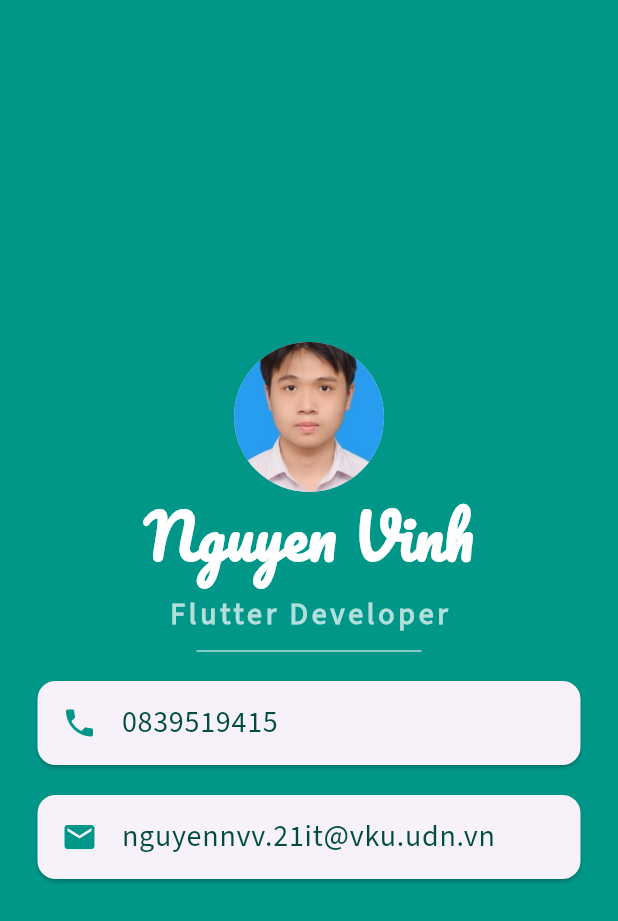
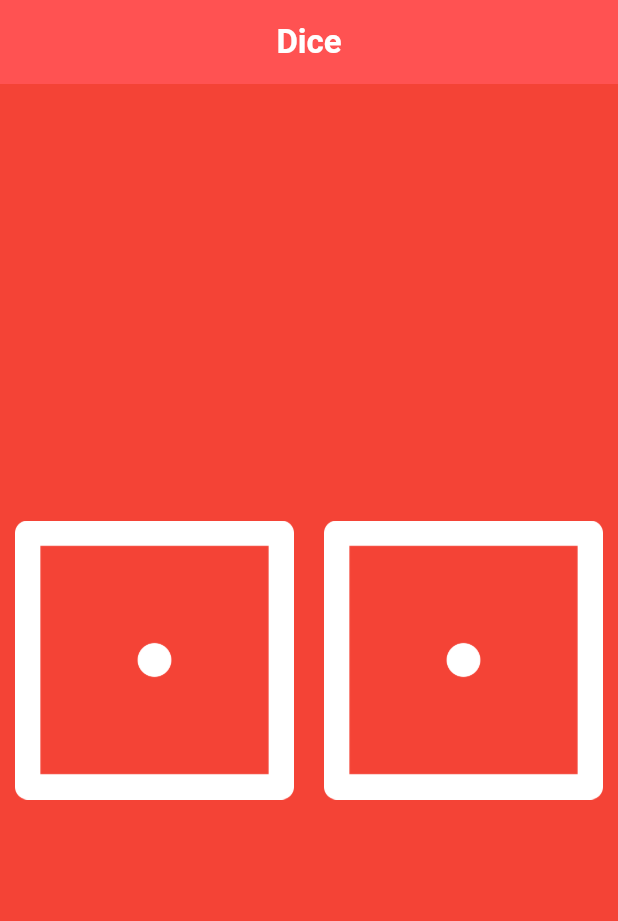
Before and after one commit to nguyenv14/Flutter_LAB_VKU, a Flutter app: the screen it shows after launch, on a phone screen of 412 x 824 dp. Shown: the top 921 px of the screen. Run offline on Flutter 3.47's test engine with Material 3 defaults, Android fonts, the light colour scheme and no system bars.

Commit message:
LAB 3 VKU

```diff
--- a/lib/main.dart
+++ b/lib/main.dart
@@ -1,3 +1,5 @@
+import 'dart:math';
+
 import 'package:flutter/material.dart';
 
 void main() {
@@ -12,93 +14,63 @@ class MyApp extends StatelessWidget {
   Widget build(BuildContext context) {
     return MaterialApp(
       debugShowCheckedModeBanner: false,
-      home: const MiCartScreen(),
-    );
-  }
-}
-
-class MiCartScreen extends StatefulWidget {
-  const MiCartScreen({super.key});
-
-  @override
-  State<MiCartScreen> createState() => _MiCartScreenState();
-}
-
-class _MiCartScreenState extends State<MiCartScreen> {
-  @override
-  Widget build(BuildContext context) {
-    return Scaffold(
-      backgroundColor: Colors.teal,
-      body: SafeArea(
-        child: Column(
-          mainAxisAlignment: MainAxisAlignment.center,
-          children: [
-            CircleAvatar(
-              radius: 50,
-              backgroundImage: AssetImage('images/me_sv.jpg'),
-            ),
-            Text(
-              "Nguyen Vinh",
-              style: TextStyle(
-                  fontFamily: 'Pacifico',
-                  fontSize: 40,
-                  color: Colors.white,
-                  fontWeight: FontWeight.bold),
-            ),
-            SizedBox(
-              height: 10,
-            ),
-            Text(
-              "Flutter Developer",
-              style: TextStyle(
-                  fontFamily: 'Source Sans 3',
-                  fontSize: 20,
-                  letterSpacing: 2.5,
-                  fontWeight: FontWeight.bold,
-                  color: Colors.teal.shade100),
-            ),
-            SizedBox(
-              height: 20,
-              width: 150,
-              child: Divider(
-                color: Colors.teal.shade100,
-              ),
-            ),
-            Card(
-              margin: EdgeInsets.symmetric(vertical: 10, horizontal: 25),
-              child: ListTile(
-                leading: Icon(
-                  Icons.phone,
-                  color: Colors.teal,
-                ),
-                title: Text(
-                  '0839519415',
-                  style: TextStyle(
-                      fontFamily: 'Source Sans 3',
-                      fontSize: 20,
-                      color: Colors.teal.shade900),
-                ),
-              ),
-            ),
-            Card(
-              margin: EdgeInsets.symmetric(vertical: 10, horizontal: 25),
-              child: ListTile(
-                leading: Icon(
-                  Icons.mail,
-                  color: Colors.teal,
-                ),
-                title: Text(
-                  'nguyennvv.21it@vku.udn.vn',
-                  style: TextStyle(
-                      fontFamily: 'Source Sans 3',
-                      fontSize: 20,
-                      color: Colors.teal.shade900),
-                ),
-              ),
-            )
-          ],
+      home: Scaffold(
+        appBar: AppBar(
+          backgroundColor: Colors.redAccent,
+          centerTitle: true,
+          title: Text(
+            'Dice',
+            style: TextStyle(color: Colors.white, fontWeight: FontWeight.bold),
+          ),
+        ),
+        body: Container(
+          decoration: BoxDecoration(color: Colors.red),
+          child: DiceScreen(),
         ),
       ),
     );
   }
 }
+
+class DiceScreen extends StatefulWidget {
+  const DiceScreen({super.key});
+
+  @override
+  State<DiceScreen> createState() => _DiceScreenState();
+}
+
+class _DiceScreenState extends State<DiceScreen> {
+  int leftDiceNumber = 1;
+  int rightDiceNumber = 1;
+
+  void changeDiceFaceRandom() {
+    setState(() {
+      leftDiceNumber = Random().nextInt(6) + 1;
+      rightDiceNumber = Random().nextInt(6) + 1;
+    });
+  }
+
+  @override
+  Widget build(BuildContext context) {
+    return Center(
+      child: Row(
+        children: [
+          Expanded(
+              child: Padding(
+            padding: EdgeInsets.all(10),
+            child: GestureDetector(
+                onTap: changeDiceFaceRandom,
+                child: Image.asset('images/dice$leftDiceNumber.png')),
+          )),
+          Expanded(
+              child: Padding(
+            padding: EdgeInsets.all(10),
+            child: GestureDetector(
+                onTap: changeDiceFaceRandom,
+                child: Image.asset('images/dice$rightDiceNumber.png')),
+          )),
+        ],
+      ),
+    );
+  }
+}
```
Also changed, not shown: images/diamond.png (deleted), images/dice1.png (added), images/dice2.png (added), images/dice3.png (added), images/dice4.png (added), images/dice5.png (added), images/dice6.png (added), images/me_sv.jpg (deleted).
